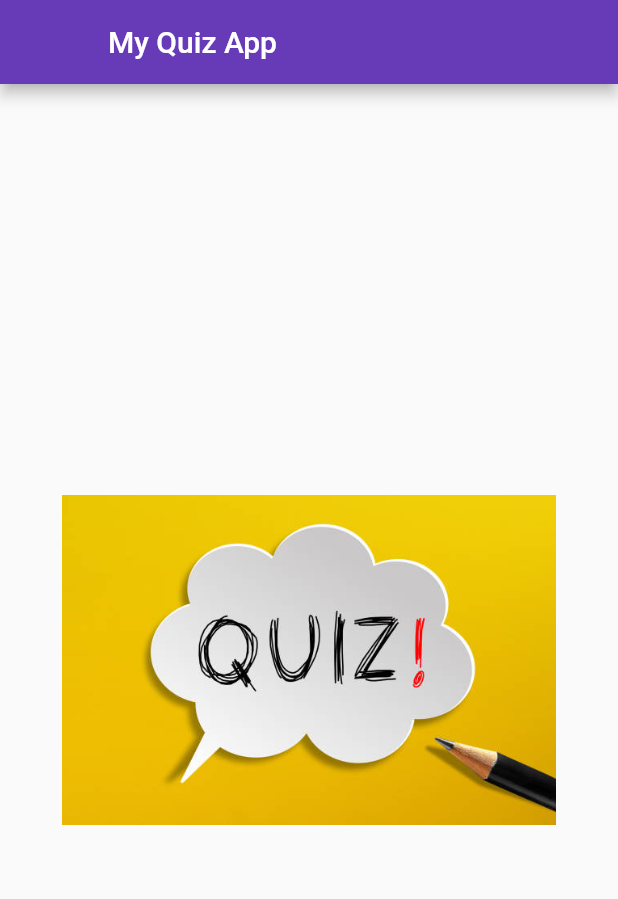
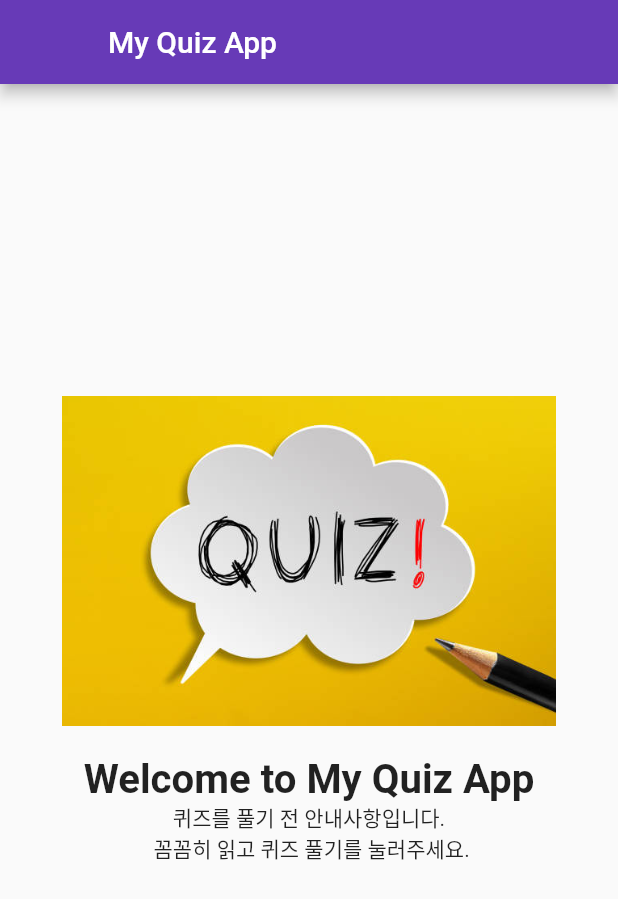
Before and after one commit to ImKunYoung/quiz_app_test, a Flutter app: the screen it shows after launch, on a phone screen of 412 x 824 dp. Shown: the top 899 px of the screen. Run offline on Flutter 3.47's test engine with Material 2 defaults, Android fonts, the phone set to English and light mode, and no system bars.

Commit message:
feat: Add Notice

```diff
--- a/lib/screen/screen_home.dart
+++ b/lib/screen/screen_home.dart
@@ -8,13 +8,12 @@ class HomeScreen extends StatefulWidget {
 class _HomeScreenState extends State<HomeScreen> {
   @override
   Widget build(BuildContext context) {
-    Size screenSize = MediaQuery
-        .of(context)
-        .size;
+    Size screenSize = MediaQuery.of(context).size;
     double width = screenSize.width;
     double height = screenSize.height;
 
-    return SafeArea(child: Scaffold(
+    return SafeArea(
+        child: Scaffold(
       appBar: AppBar(
         title: const Text('My Quiz App'),
         backgroundColor: Colors.deepPurple,
@@ -29,6 +28,15 @@ class _HomeScreenState extends State<HomeScreen> {
             'images/quiz.jpg',
             width: width * 0.8,
           )),
+          Padding(padding: EdgeInsets.all(width * 0.024)),
+          Text(
+            'Welcome to My Quiz App',
+            style: TextStyle(fontSize: width * 0.065, fontWeight: FontWeight.bold),
+          ),
+          Text(
+            '퀴즈를 풀기 전 안내사항입니다. \n 꼼꼼히 읽고 퀴즈 풀기를 눌러주세요.',
+            textAlign: TextAlign.center,),
+          Padding(padding: EdgeInsets.all(width * 0.048)),
         ],
       ),
     ));
```
